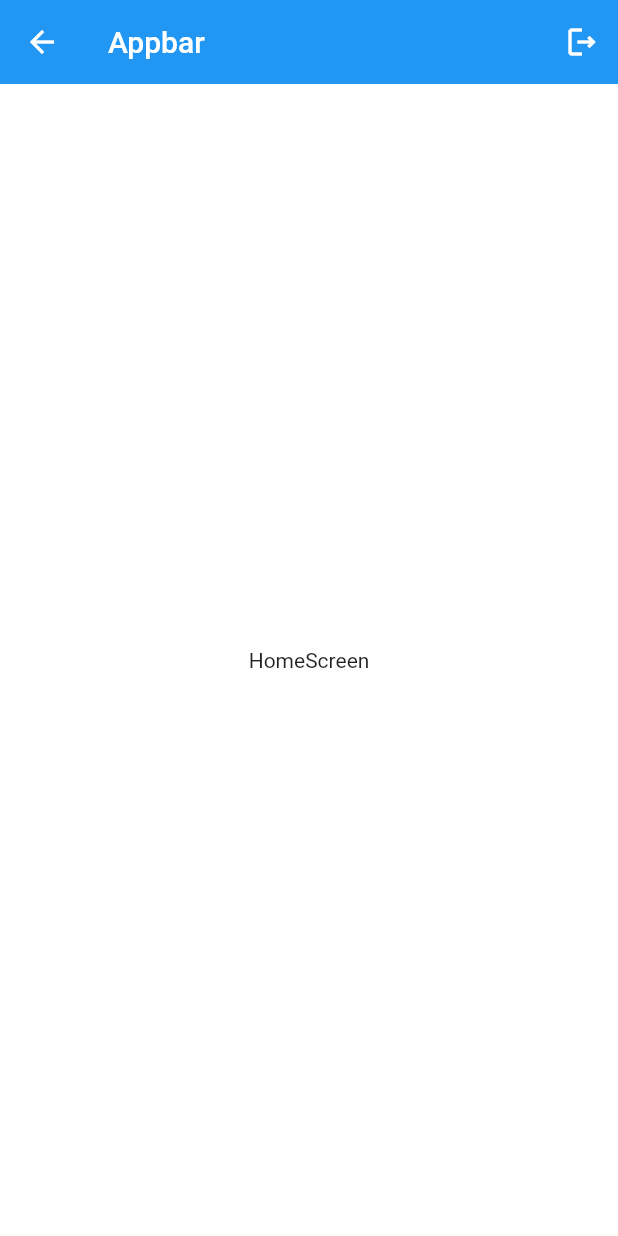
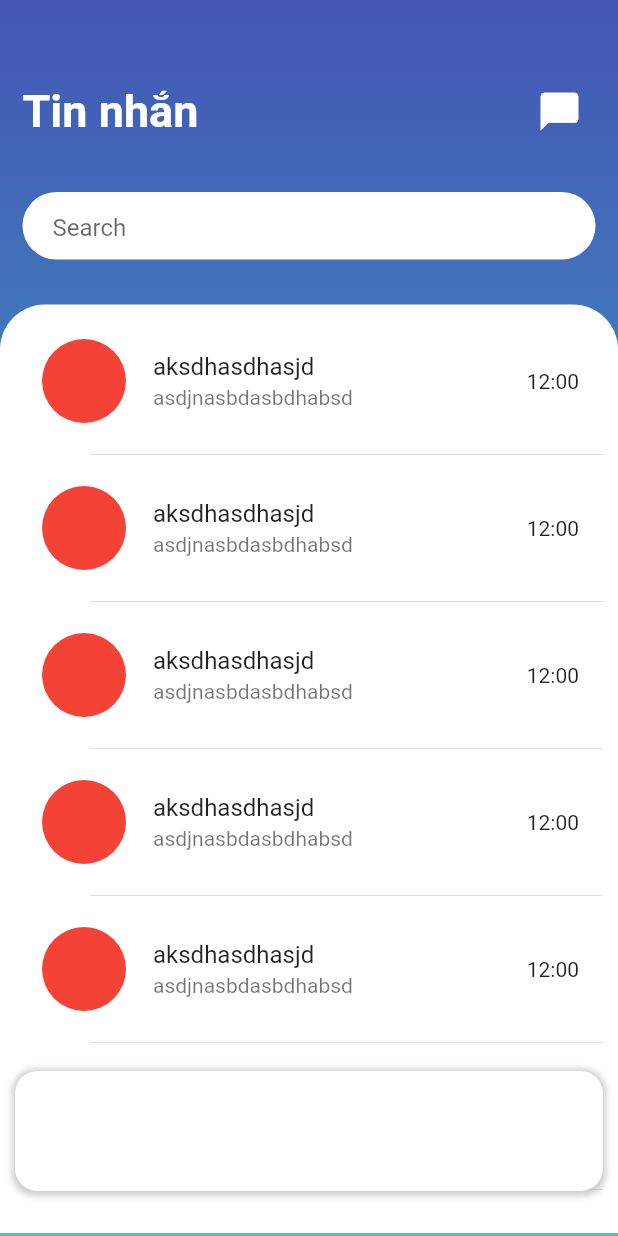
Before and after one commit to thangnn2/Mock_Chat, a Flutter app: the HomeScreen screen opened by its route, on a phone screen of 412 x 824 dp. Run offline on Flutter 3.47's test engine with Material 2 defaults, Android fonts, the phone set to English and light mode, and no system bars; our stand-ins replace bloc, cloud_firestore, equatable, firebase_auth, firebase_core, flutter_bloc; accounts and stored records are empty; generated files the repository leaves out were written again.

```diff
--- a/lib/view/home_screen.dart
+++ b/lib/view/home_screen.dart
@@ -2,9 +2,11 @@ import 'package:flutter/material.dart';
 import 'package:flutter_test_project/data/repository/authentication_repo.dart';
 import 'package:flutter_bloc/flutter_bloc.dart';
 import '../bloc/authentication/authentication/authentication_bloc.dart';
+import '../config/constants.dart';
 
 class HomeScreen extends StatelessWidget {
   final AuthenticationRepo authenticationRepo = AuthenticationRepo();
+  final TextEditingController searchController = TextEditingController();
 
   static String routeName = "HomeScreen";
 
@@ -15,19 +17,119 @@ class HomeScreen extends StatelessWidget {
     return BlocBuilder<AuthenticationBloc, AuthenticationState>(
       builder: (context, state) {
         return Scaffold(
-          appBar: AppBar(
-            title: Text("Appbar"),
-            elevation: 0,
-            actions: [
-              IconButton(
-                  onPressed: () {
-                    context.read<AuthenticationBloc>().add(AuthenticationLogOuted());
-                  },
-                  icon: Icon(Icons.logout_outlined))
+          body: Stack(
+            children: [
+              Container(
+                decoration: BoxDecoration(
+                    gradient: LinearGradient(
+                        begin: Alignment.topCenter,
+                        end: Alignment.bottomCenter,
+                        colors: [color1, color2])),
+              ),
+              Column(
+                children: [
+                  SizedBox(height: 50),
+                  Padding(
+                    padding: EdgeInsets.symmetric(horizontal: 15),
+                    child: Row(
+                      mainAxisAlignment: MainAxisAlignment.spaceBetween,
+                      children: [
+                        Text("Tin nhắn",
+                            style: TextStyle(
+                                color: Colors.white,
+                                fontWeight: FontWeight.bold,
+                                fontSize: 30)),
+                        IconButton(
+                            onPressed: () {},
+                            icon: Icon(Icons.messenger,
+                                color: Colors.white, size: 30))
+                      ],
+                    ),
+                  ),
+                  SizedBox(height: 30),
+                  Padding(
+                    padding: EdgeInsets.symmetric(horizontal: 15),
+                    child: Container(
+                      height: 45,
+                      width: double.infinity,
+                      decoration: BoxDecoration(
+                          borderRadius: BorderRadius.circular(60),
+                          color: Colors.white),
+                      child: TextFormField(
+                        controller: searchController,
+                        decoration: InputDecoration(
+                          contentPadding:
+                              EdgeInsets.symmetric(horizontal: 20, vertical: 5),
+                          border: InputBorder.none,
+                          hintText: "Search",
+                        ),
+                      ),
+                    ),
+                  ),
+                  SizedBox(height: 30),
+                  Container(
+                    padding: EdgeInsets.symmetric(vertical: 10, horizontal: 10),
+                    height: MediaQuery.of(context).size.height - 205,
+                    width: double.infinity,
+                    decoration: BoxDecoration(
+                        color: Colors.white,
+                        borderRadius: BorderRadius.only(
+                            topLeft: Radius.circular(30),
+                            topRight: Radius.circular(30))),
+                    child: ListView.separated(
+                      itemCount: 30,
+                      separatorBuilder: (BuildContext context, int index) {
+                        return Divider(
+                          indent: 50,
+                        );
+                      },
+                      itemBuilder: (context, index) {
+                        return Padding(
+                          padding: EdgeInsets.symmetric(vertical: 5),
+                          child: ListTile(
+                            leading: Container(
+                              height: 60,
+                              width: 60,
+                              decoration: BoxDecoration(
+                                shape: BoxShape.circle,
+                                color: Colors.red,
+                              ),
+                            ),
+                            title: Text("aksdhasdhasjd"),
+                            subtitle: Text("asdjnasbdasbdhabsd"),
+                            trailing: Text("12:00"),
+                          ),
+                        );
+                      },
+                    ),
+                  ),
+                ],
+              ),
+              Padding(
+                padding: EdgeInsets.only(bottom: 30, left: 10, right: 10),
+                child: Align(
+                  alignment: Alignment.bottomCenter,
+                  child: Container(
+                    height: 80,
+                    width: double.infinity,
+                    decoration: BoxDecoration(
+                      borderRadius: BorderRadius.circular(15),
+                      color: Colors.white,
+                      boxShadow: [
+                        BoxShadow(
+                          color: Colors.grey.withOpacity(0.5),
+                          spreadRadius: 2,
+                          blurRadius: 3,
+                          offset:
+                              const Offset(0, 1), // changes position of shadow
+                        ),
+                      ],
+                    ),
+                  ),
+                ),
+              )
             ],
           ),
-          backgroundColor: Colors.white,
-          body: Center(child: Text("HomeScreen")),
         );
       },
     );
```
Also changed, not shown: lib/data/dataProvider/data_provider.dart (added, +31 -0 lines), lib/data/repository/message_repo.dart (added, +24 -0 lines), lib/model/message_model.dart (added, +16 -0 lines), lib/model/user_message_model.dart (added, +30 -0 lines).
